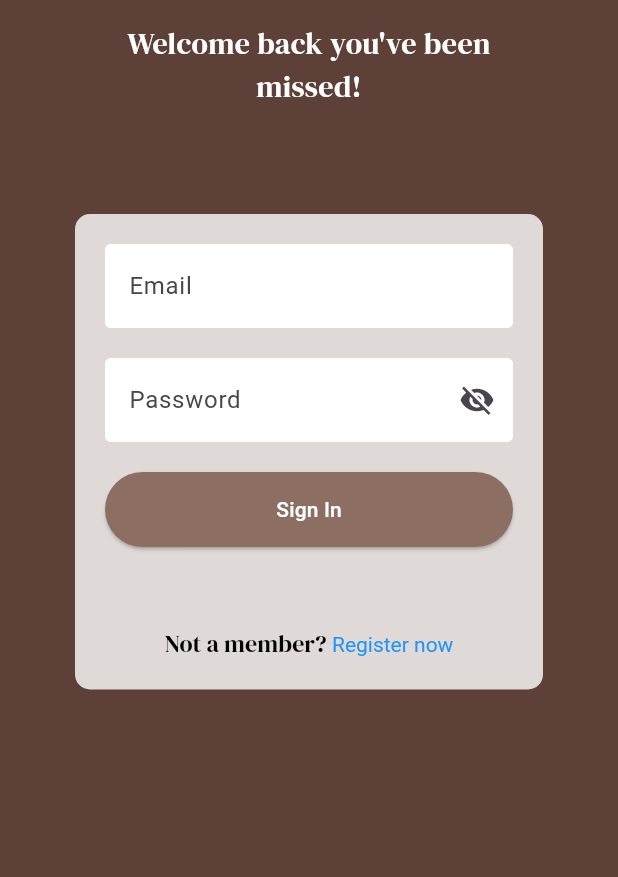
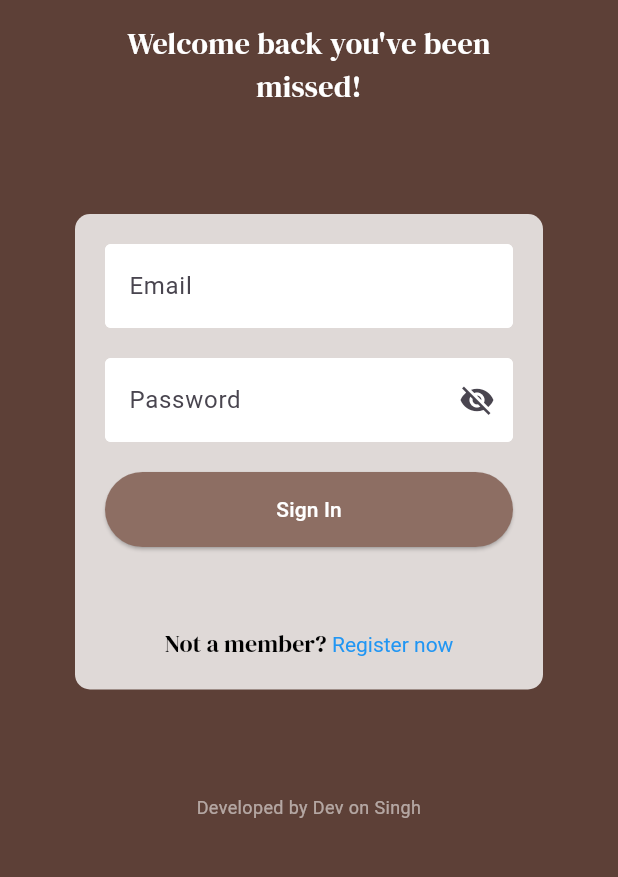
Before and after one commit to Daflah/blackbeanbliss, a Flutter app: the screen it shows after launch, after a tap on "Get Started", on a phone screen of 412 x 824 dp, the part 353-1230 px from its top. Run offline on Flutter 3.47's test engine with Material 3 defaults, Android fonts, the phone set to English and light mode, and no system bars; our stand-ins replace carousel_slider, cloud_firestore, firebase_auth, firebase_core, flutter_spinkit, google_fonts and 1 more; accounts and stored records are empty.

Commit message:
Revisi pak herman

```diff
--- a/lib/screens/authenticate/sign_in.dart
+++ b/lib/screens/authenticate/sign_in.dart
@@ -150,6 +150,15 @@ class _SignInState extends State<SignIn> {
                             ],
                           ),
                         ),
+                        const SizedBox(height: 70.0), // Space between form and footer text
+                        Text(
+                          'Developed by Dev on Singh',
+                          style: GoogleFonts.roboto(
+                            fontSize: 12.0,
+                            color: Colors.white54,
+                          ),
+                          textAlign: TextAlign.center,
+                        ),
                       ],
                     ),
                   ),
```
Also changed, not shown: lib/screens/authenticate/register.dart (+9 -0 lines).
